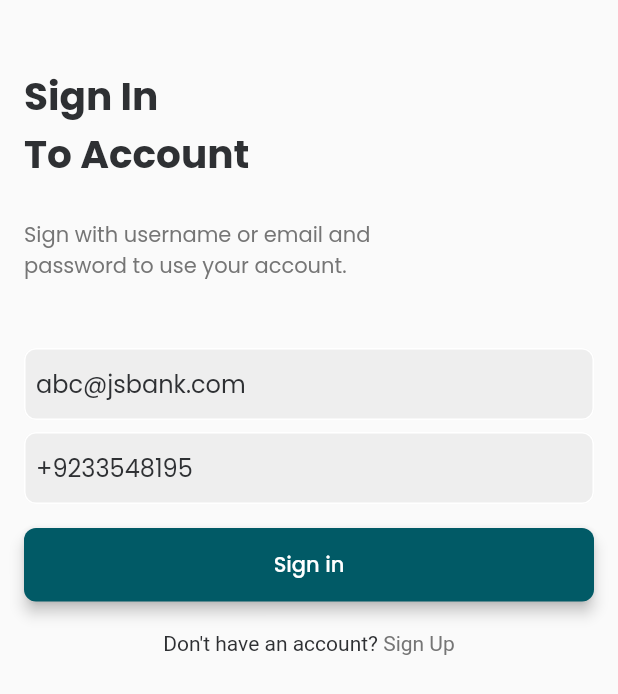
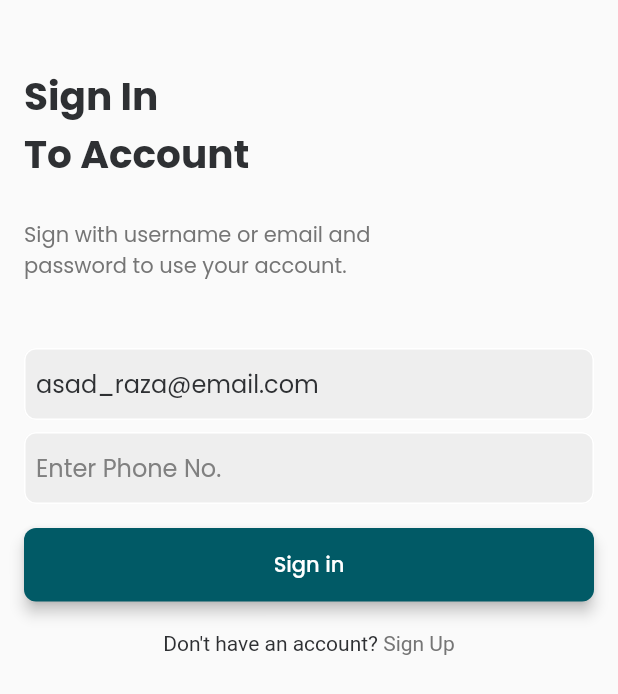
Before and after one commit to FaazAbidi/gharpay, a Flutter app: the MBSignInScreen screen opened directly, on a phone screen of 412 x 824 dp. Shown: the top 694 px of the screen. Run offline on Flutter 3.47's test engine with Material 2 defaults, Android fonts, the phone set to English and light mode, and no system bars; drawn by our look-alikes of nb_utils; our stand-ins replace country_code_picker, fl_chart, flutter_spinkit, flutter_svg, flutter_vector_icons, google_maps_flutter and 4 more; statements that could not run were skipped.

Commit message:
hint text updated

```diff
--- a/lib/screens/MBSignInScreen.dart
+++ b/lib/screens/MBSignInScreen.dart
@@ -33,8 +33,8 @@ class MBSignInScreenState extends State<MBSignInScreen> {
   @override
   void initState() {
     super.initState();
-    emailController.text = "abc@jsbank.com";
-    phoneController.text = "+9233548195";
+    emailController.text = "asad_raza@email.com";
+    // phoneController.text = "+9233548195";
     init();
   }
 
@@ -64,7 +64,7 @@ class MBSignInScreenState extends State<MBSignInScreen> {
                 Text(MBSignInSubTitle, style: secondaryTextStyle(size: 14)),
                 44.height,
                 textFieldWidget(
-                  hintText: 'Email',
+                  hintText: 'Enter Email Address',
                   controller: emailController,
                   textFieldType: TextFieldType.EMAIL,
                   focusNode: focusNodeEmail,
@@ -72,7 +72,7 @@ class MBSignInScreenState extends State<MBSignInScreen> {
                 ),
                 8.height,
                 textFieldWidget(
-                  hintText: 'Phone',
+                  hintText: 'Enter Phone No.',
                   controller: phoneController,
                   textFieldType: TextFieldType.PHONE,
                   focusNode: focusNodePassWord,
@@ -90,7 +90,8 @@ class MBSignInScreenState extends State<MBSignInScreen> {
                   },
                   color: appPrimaryColor,
                   width: context.width(),
-                  shapeBorder: RoundedRectangleBorder(borderRadius: BorderRadius.all(Radius.circular(8))),
+                  shapeBorder: RoundedRectangleBorder(
+                      borderRadius: BorderRadius.all(Radius.circular(8))),
                 ),
                 20.height,
                 Align(
@@ -99,7 +100,11 @@ class MBSignInScreenState extends State<MBSignInScreen> {
                     TextSpan(
                       text: MBTextAccountTitle,
                       style: primaryTextStyle(size: 14),
-                      children: <TextSpan>[TextSpan(text: MBTextSignUp, style: secondaryTextStyle(size: 14))],
+                      children: <TextSpan>[
+                        TextSpan(
+                            text: MBTextSignUp,
+                            style: secondaryTextStyle(size: 14))
+                      ],
                     ),
                   ).onTap(() {
                     finish(context);
```
